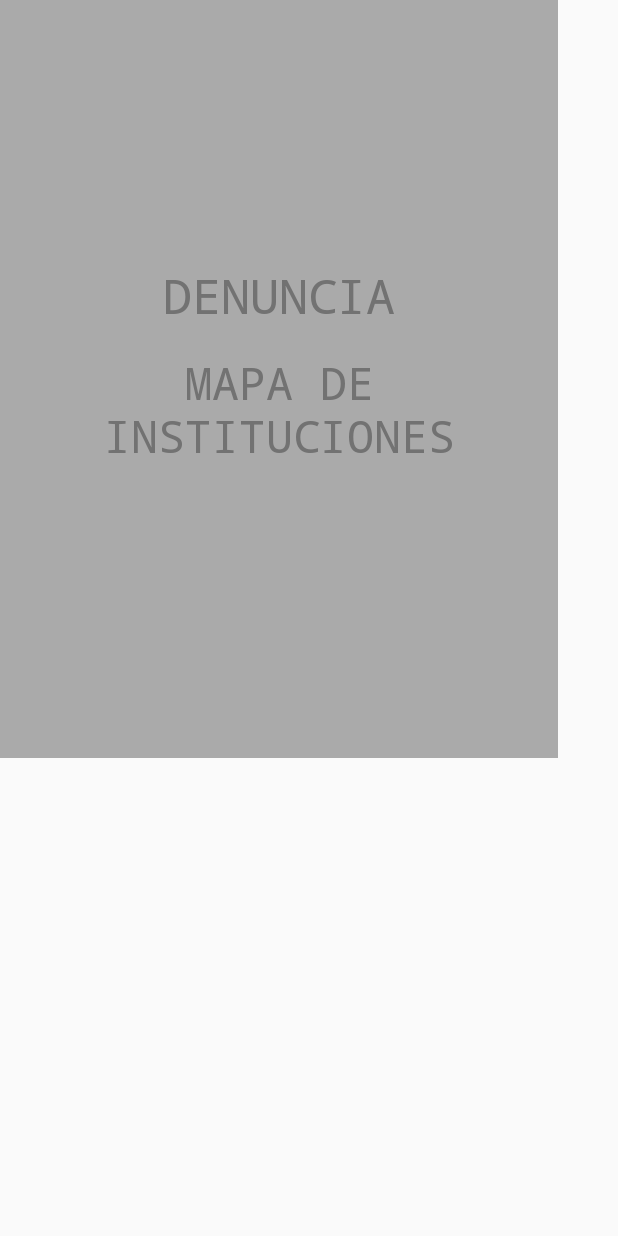
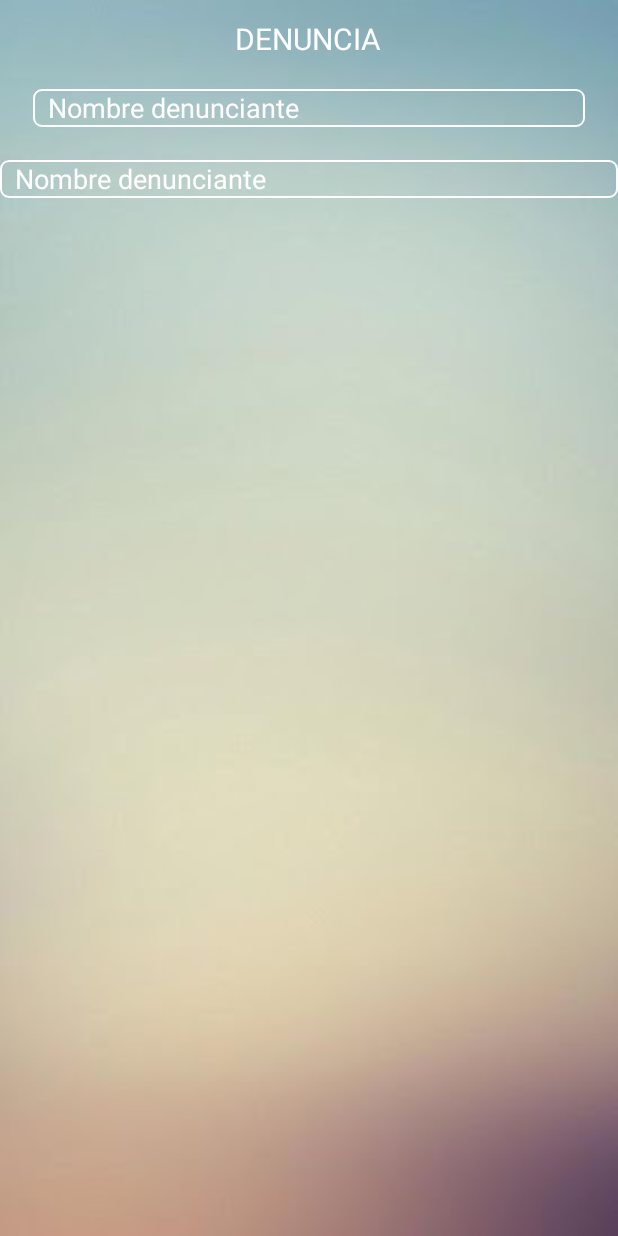
Before and after one commit to dannidanna/warmi, an Android app: the screen it shows after launch (MainActivity before the commit, InstInfoActivity after it), on a phone screen of 412 x 824 dp. Run offline under Robolectric (Android 15) with nearby library versions, the phone set to English and light mode, and no system bars.

Commit message:
UI, puntos en el mapa

```diff
--- /dev/null
+++ b/Warmi/app/src/debug/res/values/strings.xml
@@ -0,0 +1 @@
+<resources></resources>
--- /dev/null
+++ b/Warmi/app/src/main/java/app/warmi/rodriguez/danny/warmi/InstInfoActivity.java
@@ -0,0 +1,13 @@
+package app.warmi.rodriguez.danny.warmi;
+
+import android.os.Bundle;
+import android.support.v7.app.AppCompatActivity;
+
+public class InstInfoActivity extends AppCompatActivity {
+
+    @Override
+    protected void onCreate(Bundle savedInstanceState) {
+        super.onCreate(savedInstanceState);
+        setContentView(R.layout.activity_inst_info);
+    }
+}
--- /dev/null
+++ b/Warmi/app/src/main/res/drawable/borde.xml
@@ -0,0 +1,6 @@
+<?xml version="1.0" encoding="utf-8"?>
+<shape xmlns:android="http://schemas.android.com/apk/res/android">
+    <stroke android:color="@android:color/background_light" android:width="1dp"></stroke>
+    <corners android:radius="5dp" ></corners>
+    <solid android:color="@android:color/transparent"></solid>
+</shape>
--- /dev/null
+++ b/Warmi/app/src/main/res/layout/activity_inst_info.xml
@@ -0,0 +1,48 @@
+<?xml version="1.0" encoding="utf-8"?>
+
+<RelativeLayout xmlns:android="http://schemas.android.com/apk/res/android"
+    xmlns:tools="http://schemas.android.com/tools"
+    android:layout_width="match_parent"
+    android:layout_height="match_parent"
+    android:background="@drawable/back">
+
+    <TextView
+        android:id="@+id/textView5"
+        android:layout_width="wrap_content"
+        android:layout_height="25dp"
+        android:layout_weight="1"
+        android:layout_marginTop="12dp"
+        android:text="DENUNCIA"
+        android:textColor="@android:color/background_light"
+        android:textSize="20sp"
+        android:layout_alignParentTop="true"
+        android:layout_centerHorizontal="true" />
+
+    <EditText
+        android:id="@+id/nomDen"
+        android:layout_width="match_parent"
+        android:layout_height="25dp"
+        android:background="@drawable/borde"
+        android:hint="Nombre denunciante"
+        android:paddingLeft="10dp"
+        android:layout_margin="22dp"
+        android:textColor="@android:color/background_light"
+        android:textColorHint="@android:color/background_light"
+        android:layout_below="@+id/textView5"
+        android:layout_centerHorizontal="true" />
+
+    <EditText
+        android:id="@+id/editText4"
+        android:layout_width="match_parent"
+        android:layout_height="25dp"
+        android:background="@drawable/borde"
+        android:hint="Nombre denunciante"
+        android:paddingLeft="10dp"
+        android:textColor="@android:color/background_light"
+        android:textColorHint="@android:color/background_light"
+
+        android:layout_below="@+id/nomDen"
+        android:layout_centerHorizontal="true" />
+
+
+</RelativeLayout>
```
Also changed, not shown: Warmi/app/src/main/AndroidManifest.xml (+13 -2 lines), Warmi/app/src/main/java/app/warmi/rodriguez/danny/warmi/DenunciaActivity.java (+7 -5 lines), Warmi/app/src/main/java/app/warmi/rodriguez/danny/warmi/InstMapsActivity.java (+21 -4 lines), Warmi/app/src/main/java/app/warmi/rodriguez/danny/warmi/MainActivity.java (+7 -0 lines), Warmi/app/src/main/java/app/warmi/rodriguez/danny/warmi/Objects/LocalizacionClass.java (+7 -7 lines), Warmi/app/src/main/res/layout/activity_denuncia.xml (+150 -107 lines), Warmi/app/src/main/res/layout/activity_main.xml (+25 -6 lines), Warmi/app/src/main/res/drawable/back.jpg (added).
